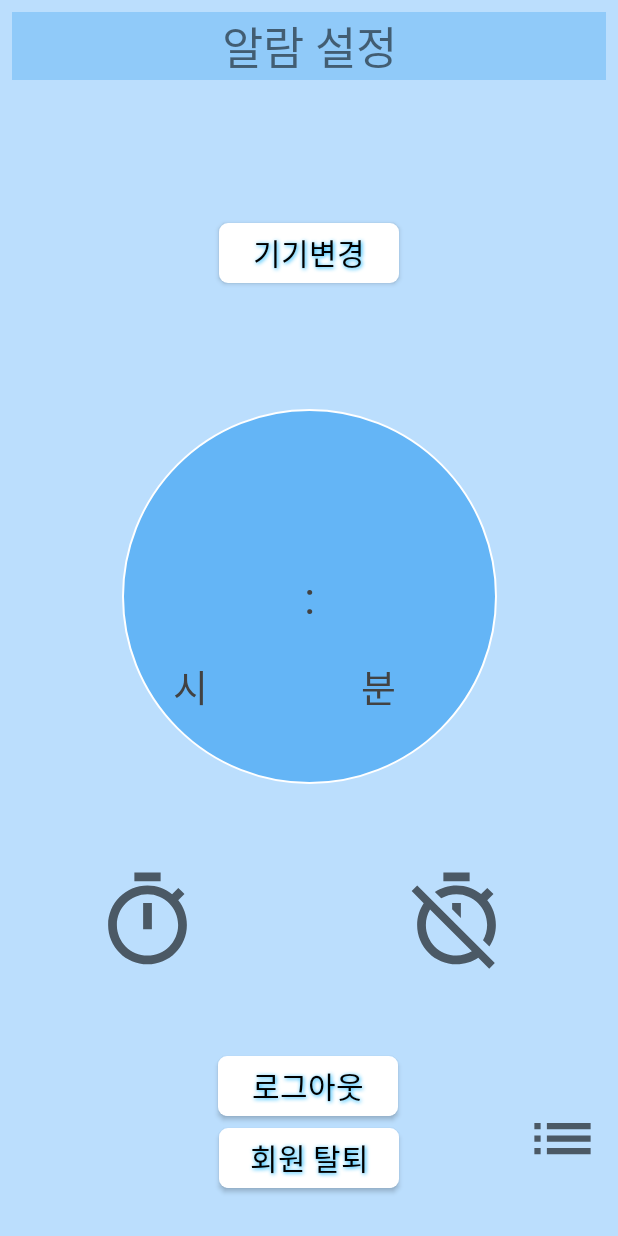
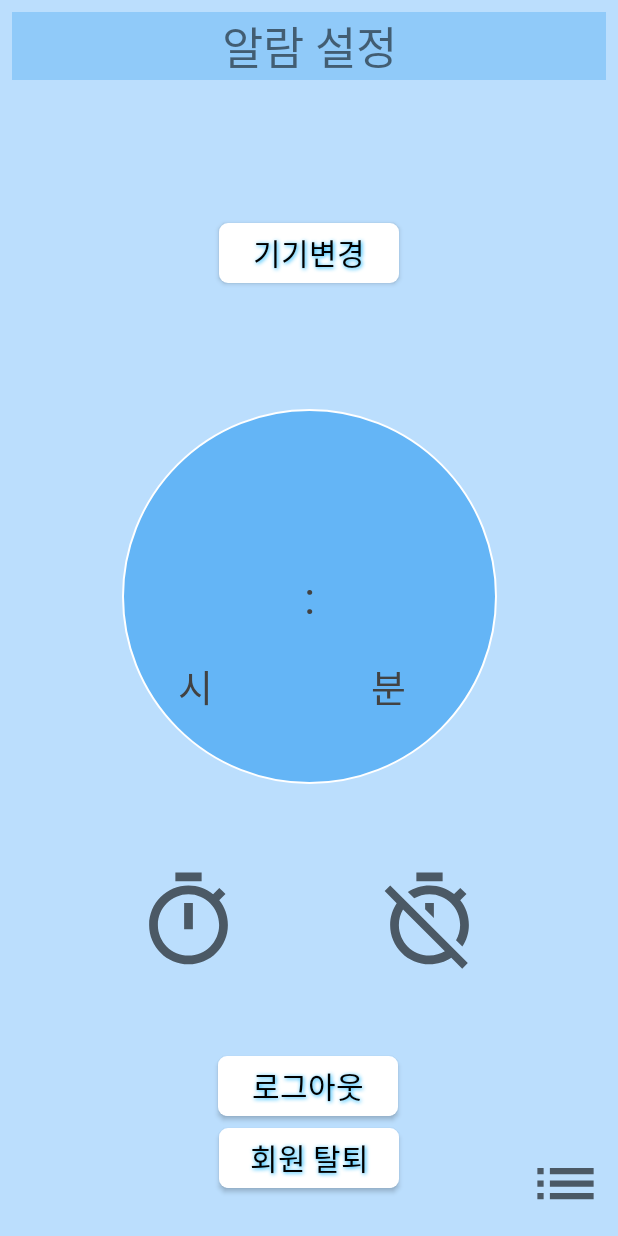
Before and after one commit to Danny-Kwon/Gavengers, an Android app: the SecondActivity screen opened directly, with no data from a screen before it, on a phone screen of 412 x 824 dp. Run offline under Robolectric (Android 15) with nearby library versions, the phone set to English and light mode, and no system bars; libraries missing offline, so code that uses them is left out: com.kakao.sdk; 1 statement that could not run was skipped.

Commit message:
UI 최종수정 - 알람 날짜고르기까지 설정해야할듯

```diff
--- a/app/src/main/res/layout/activity_second.xml
+++ b/app/src/main/res/layout/activity_second.xml
@@ -102,7 +102,7 @@
         android:layout_height="70dp"
         android:background="@android:color/transparent"
         app:layout_constraintBottom_toTopOf="@id/kakao_logout_button"
-        app:layout_constraintEnd_toStartOf="@+id/guideline6"
+        app:layout_constraintEnd_toStartOf="@+id/setOff"
         app:layout_constraintStart_toStartOf="parent"
         app:layout_constraintTop_toBottomOf="@+id/guideline9"
         app:srcCompat="@drawable/ic_baseline_timer_24" />
@@ -114,7 +114,7 @@
         android:background="@android:color/transparent"
         app:layout_constraintBottom_toTopOf="@id/kakao_logout_button"
         app:layout_constraintEnd_toEndOf="parent"
-        app:layout_constraintStart_toStartOf="@+id/guideline6"
+        app:layout_constraintStart_toEndOf="@id/setting"
         app:layout_constraintTop_toBottomOf="@+id/guideline9"
         app:srcCompat="@drawable/ic_baseline_timer_off_24" />
 
@@ -146,7 +146,7 @@
         android:fontFamily="@font/nixgon_b"
         android:textSize="60dp"
         app:layout_constraintBottom_toBottomOf="@+id/clock"
-        app:layout_constraintEnd_toStartOf="@+id/guideline6"
+        app:layout_constraintEnd_toStartOf="@id/colon"
         app:layout_constraintStart_toStartOf="@+id/clock"
         app:layout_constraintTop_toTopOf="@+id/clock"
         app:layout_constraintVertical_bias="0.5" />
@@ -198,16 +198,9 @@
         app:layout_constraintBottom_toBottomOf="@+id/clock"
         app:layout_constraintEnd_toEndOf="@+id/clock"
         app:layout_constraintHorizontal_bias="0.5"
-        app:layout_constraintStart_toStartOf="@+id/guideline6"
+        app:layout_constraintStart_toEndOf="@id/colon"
         app:layout_constraintTop_toTopOf="@+id/clock"
         app:layout_constraintVertical_bias="0.5" />
-
-    <androidx.constraintlayout.widget.Guideline
-        android:id="@+id/guideline6"
-        android:layout_width="wrap_content"
-        android:layout_height="wrap_content"
-        android:orientation="vertical"
-        app:layout_constraintGuide_begin="196dp" />
 
     <androidx.constraintlayout.widget.Guideline
         android:id="@+id/guideline8"
@@ -223,29 +216,15 @@
         android:orientation="horizontal"
         app:layout_constraintGuide_begin="523dp" />
 
-    <androidx.constraintlayout.widget.Guideline
-        android:id="@+id/guideline7"
-        android:layout_width="wrap_content"
-        android:layout_height="wrap_content"
-        android:orientation="vertical"
-        app:layout_constraintGuide_begin="262dp" />
-
-    <androidx.constraintlayout.widget.Guideline
-        android:id="@+id/guideline10"
-        android:layout_width="wrap_content"
-        android:layout_height="wrap_content"
-        android:orientation="vertical"
-        app:layout_constraintGuide_begin="131dp" />
     <ImageButton
         android:id="@+id/dbView"
         android:layout_width="50dp"
         android:layout_height="50dp"
+        android:layout_marginEnd="10dp"
+        android:layout_marginBottom="10dp"
         android:background="@android:color/transparent"
         app:layout_constraintBottom_toBottomOf="parent"
         app:layout_constraintEnd_toEndOf="parent"
-        app:layout_constraintHorizontal_bias="0.878"
-        app:layout_constraintStart_toStartOf="@+id/guideline7"
-        app:layout_constraintTop_toTopOf="@+id/guideline9"
         app:layout_constraintVertical_bias="0.84"
         app:srcCompat="@drawable/ic_baseline_list_24" />
 
```
Also changed, not shown: app/src/main/java/com/example/gavengers/activity/SecondActivity.kt (+27 -3 lines), app/src/main/res/layout/activity_dbview.xml (+13 -32 lines).
